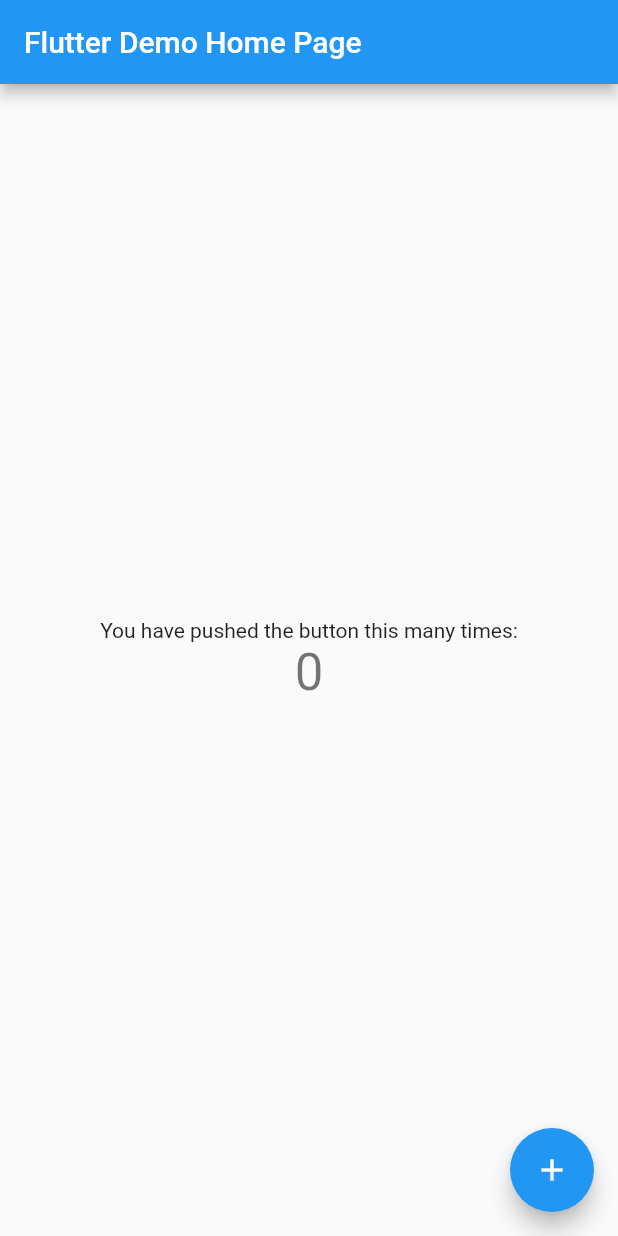
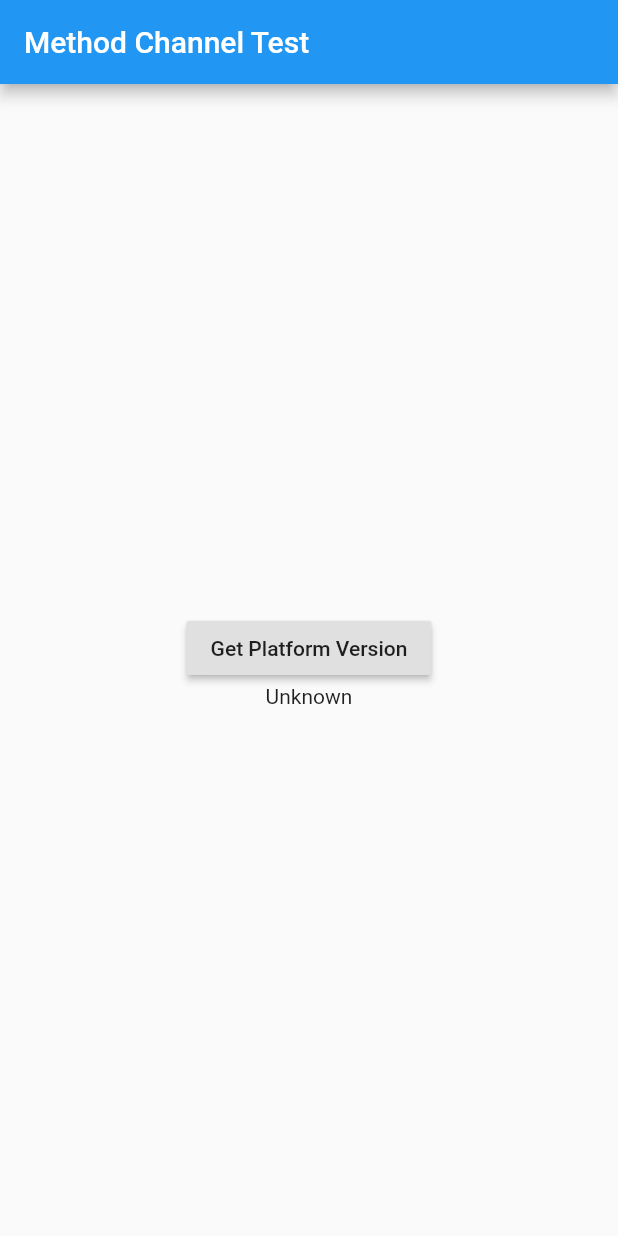
Before and after one commit to hyex/flutter_with_plugin, a Flutter app: the screen it shows after launch, on a phone screen of 412 x 824 dp. Run offline on Flutter 3.47's test engine with Material 2 defaults, Android fonts, the phone set to English and light mode, and no system bars.

Commit message:
:sparkles: 안드로이드 버전 가져오기
- https://here4you.tistory.com/260
- MainActivity.java 의 package 이름이 java 하위 경로와 일치해야 함 (안그럼 앱 시작을 못함)

```diff
--- a/lib/main.dart
+++ b/lib/main.dart
@@ -1,115 +1,60 @@
 import 'package:flutter/material.dart';
+import 'package:flutter/services.dart';
 
-void main() {
-  runApp(const MyApp());
-}
+void main() => runApp(MyApp());
 
 class MyApp extends StatelessWidget {
-  const MyApp({Key? key}) : super(key: key);
-
-  // This widget is the root of your application.
   @override
   Widget build(BuildContext context) {
     return MaterialApp(
-      title: 'Flutter Demo',
+      title: 'Method Channel Test',
       theme: ThemeData(
-        // This is the theme of your application.
-        //
-        // Try running your application with "flutter run". You'll see the
-        // application has a blue toolbar. Then, without quitting the app, try
-        // changing the primarySwatch below to Colors.green and then invoke
-        // "hot reload" (press "r" in the console where you ran "flutter run",
-        // or simply save your changes to "hot reload" in a Flutter IDE).
-        // Notice that the counter didn't reset back to zero; the application
-        // is not restarted.
         primarySwatch: Colors.blue,
       ),
-      home: const MyHomePage(title: 'Flutter Demo Home Page'),
+      home: MyHomePage(),
     );
   }
 }
 
 class MyHomePage extends StatefulWidget {
-  const MyHomePage({Key? key, required this.title}) : super(key: key);
-
-  // This widget is the home page of your application. It is stateful, meaning
-  // that it has a State object (defined below) that contains fields that affect
-  // how it looks.
-
-  // This class is the configuration for the state. It holds the values (in this
-  // case the title) provided by the parent (in this case the App widget) and
-  // used by the build method of the State. Fields in a Widget subclass are
-  // always marked "final".
-
-  final String title;
-
   @override
-  State<MyHomePage> createState() => _MyHomePageState();
+  _MyHomePageState createState() => _MyHomePageState();
 }
 
 class _MyHomePageState extends State<MyHomePage> {
-  int _counter = 0;
+  static const MethodChannel _channel =
+  const MethodChannel('com.example.methodchanneltest');
 
-  void _incrementCounter() {
-    setState(() {
-      // This call to setState tells the Flutter framework that something has
-      // changed in this State, which causes it to rerun the build method below
-      // so that the display can reflect the updated values. If we changed
-      // _counter without calling setState(), then the build method would not be
-      // called again, and so nothing would appear to happen.
-      _counter++;
-    });
+  String _platformVersion = 'Unknown';
+
+  Future<String> getPlatformVersion() async {
+    final String version = await _channel.invokeMethod('getPlatformVersion');
+    return version;
   }
 
   @override
   Widget build(BuildContext context) {
-    // This method is rerun every time setState is called, for instance as done
-    // by the _incrementCounter method above.
-    //
-    // The Flutter framework has been optimized to make rerunning build methods
-    // fast, so that you can just rebuild anything that needs updating rather
-    // than having to individually change instances of widgets.
     return Scaffold(
       appBar: AppBar(
-        // Here we take the value from the MyHomePage object that was created by
-        // the App.build method, and use it to set our appbar title.
-        title: Text(widget.title),
+        title: Text("Method Channel Test"),
       ),
       body: Center(
-        // Center is a layout widget. It takes a single child and positions it
-        // in the middle of the parent.
         child: Column(
-          // Column is also a layout widget. It takes a list of children and
-          // arranges them vertically. By default, it sizes itself to fit its
-          // children horizontally, and tries to be as tall as its parent.
-          //
-          // Invoke "debug painting" (press "p" in the console, choose the
-          // "Toggle Debug Paint" action from the Flutter Inspector in Android
-          // Studio, or the "Toggle Debug Paint" command in Visual Studio Code)
-          // to see the wireframe for each widget.
-          //
-          // Column has various properties to control how it sizes itself and
-          // how it positions its children. Here we use mainAxisAlignment to
-          // center the children vertically; the main axis here is the vertical
-          // axis because Columns are vertical (the cross axis would be
-          // horizontal).
           mainAxisAlignment: MainAxisAlignment.center,
           children: <Widget>[
-            const Text(
-              'You have pushed the button this many times:',
+            RaisedButton(
+              child: Text("Get Platform Version"),
+              onPressed: () async {
+                String result = await getPlatformVersion();
+                setState(() {
+                  _platformVersion = result;
+                });
+              },
             ),
-            Text(
-              '$_counter',
-              style: Theme.of(context).textTheme.headline4,
-            ),
+            Text(_platformVersion),
           ],
         ),
       ),
-      floatingActionButton: FloatingActionButton(
-        onPressed: _incrementCounter,
-        tooltip: 'Increment',
-        child: const Icon(Icons.add),
-      ), // This trailing comma makes auto-formatting nicer for build methods.
     );
   }
 }
```
Also changed, not shown: 1 other file.
